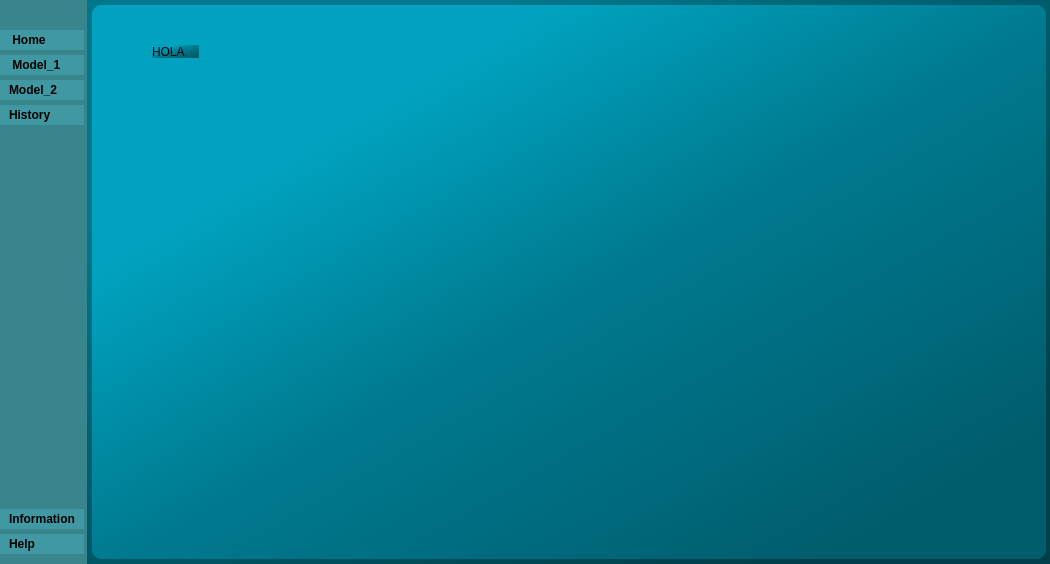
First picture: the form in Main_GUI.ui, repository AlexEspinosa98/Guide_dis, before the edit.
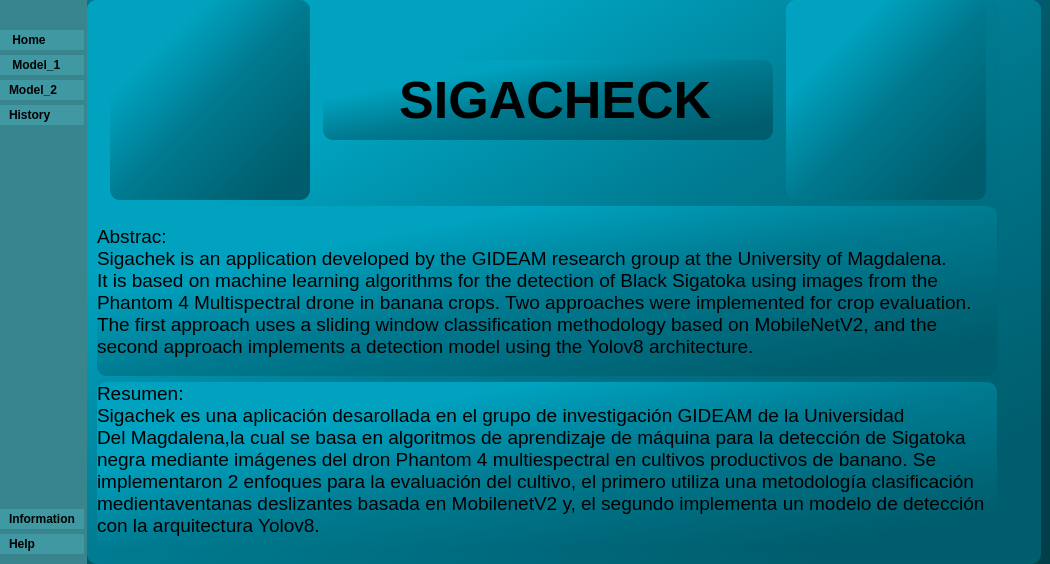
Second picture: the form after the edit. The open tabs and pages were chosen to show the change. Icons and pictures are not drawn.

The edit to the form file:
```diff
--- a/Main_GUI.ui
+++ b/Main_GUI.ui
@@ -99,7 +99,7 @@
 
 </string>
    </property>
-   <layout class="QHBoxLayout" name="horizontalLayout_2" stretch="0,0">
+   <layout class="QHBoxLayout" name="horizontalLayout_2" stretch="0,0,0">
     <property name="spacing">
      <number>0</number>
     </property>
@@ -489,33 +489,6 @@
      </widget>
     </item>
     <item>
-     <widget class="QWidget" name="body_container" native="true">
-      <property name="sizePolicy">
-       <sizepolicy hsizetype="Preferred" vsizetype="Preferred">
-        <horstretch>0</horstretch>
-        <verstretch>0</verstretch>
-       </sizepolicy>
-      </property>
-      <property name="styleSheet">
-       <string notr="true"/>
-      </property>
-      <layout class="QVBoxLayout" name="verticalLayout_7">
-       <property name="spacing">
-        <number>5</number>
-       </property>
-       <property name="leftMargin">
-        <number>5</number>
-       </property>
-       <property name="topMargin">
-        <number>5</number>
-       </property>
-       <property name="rightMargin">
-        <number>4</number>
-       </property>
-       <property name="bottomMargin">
-        <number>5</number>
-       </property>
-       <item>
         <widget class="QStackedWidget" name="pages">
          <property name="sizePolicy">
           <sizepolicy hsizetype="Preferred" vsizetype="Preferred">
@@ -586,26 +559,200 @@
             <height>554</height>
            </size>
           </property>
+       <widget class="QWidget" name="layoutWidget">
+        <property name="geometry">
+         <rect>
+          <x>10</x>
+          <y>0</y>
+          <width>902</width>
+          <height>551</height>
+         </rect>
+        </property>
+        <layout class="QVBoxLayout" name="verticalLayout_12">
+         <item>
+          <layout class="QHBoxLayout" name="horizontalLayout_10">
+           <property name="spacing">
+            <number>0</number>
+           </property>
+           <item>
+            <widget class="QLabel" name="label_5">
+             <property name="sizePolicy">
+              <sizepolicy hsizetype="Preferred" vsizetype="Maximum">
+               <horstretch>0</horstretch>
+               <verstretch>0</verstretch>
+              </sizepolicy>
+             </property>
+             <property name="minimumSize">
+              <size>
+               <width>200</width>
+               <height>200</height>
+              </size>
+             </property>
+             <property name="maximumSize">
+              <size>
+               <width>200</width>
+               <height>200</height>
+              </size>
+             </property>
+             <property name="frameShape">
+              <enum>QFrame::NoFrame</enum>
+             </property>
+             <property name="text">
+              <string/>
+             </property>
+             <property name="pixmap">
+              <pixmap resource="recursos.qrc">:/iconos/gideam-removebg-preview.png</pixmap>
+             </property>
+             <property name="scaledContents">
+              <bool>true</bool>
+             </property>
+            </widget>
+           </item>
+           <item>
           <widget class="QLabel" name="label">
-           <property name="geometry">
-            <rect>
-             <x>60</x>
-             <y>40</y>
-             <width>47</width>
-             <height>13</height>
-            </rect>
-           </property>
+             <property name="sizePolicy">
+              <sizepolicy hsizetype="Maximum" vsizetype="Maximum">
+               <horstretch>0</horstretch>
+               <verstretch>0</verstretch>
+              </sizepolicy>
+             </property>
+             <property name="minimumSize">
+              <size>
+               <width>450</width>
+               <height>80</height>
+              </size>
+             </property>
+             <property name="maximumSize">
+              <size>
+               <width>450</width>
+               <height>80</height>
+              </size>
+             </property>
+             <property name="font">
+              <font>
+               <pointsize>39</pointsize>
+               <weight>75</weight>
+               <bold>true</bold>
+              </font>
+             </property>
+             <property name="layoutDirection">
+              <enum>Qt::LeftToRight</enum>
+             </property>
+             <property name="autoFillBackground">
+              <bool>false</bool>
+             </property>
+             <property name="text">
+              <string> SIGACHECK</string>
+             </property>
+             <property name="alignment">
+              <set>Qt::AlignCenter</set>
+             </property>
+            </widget>
+           </item>
+           <item>
+            <widget class="QLabel" name="label_10">
            <property name="sizePolicy">
-            <sizepolicy hsizetype="MinimumExpanding" vsizetype="MinimumExpanding">
+              <sizepolicy hsizetype="Preferred" vsizetype="Maximum">
              <horstretch>0</horstretch>
              <verstretch>0</verstretch>
             </sizepolicy>
            </property>
+             <property name="minimumSize">
+              <size>
+               <width>200</width>
+               <height>200</height>
+              </size>
+             </property>
+             <property name="maximumSize">
+              <size>
+               <width>200</width>
+               <height>200</height>
+              </size>
+             </property>
+             <property name="frameShape">
+              <enum>QFrame::NoFrame</enum>
+             </property>
            <property name="text">
-            <string>HOLA</string>
-           </property>
-          </widget>
-         </widget>
+              <string/>
+             </property>
+             <property name="pixmap">
+              <pixmap resource="recursos.qrc">:/iconos/escudo_u.png</pixmap>
+             </property>
+             <property name="scaledContents">
+              <bool>true</bool>
+             </property>
+            </widget>
+           </item>
+          </layout>
+         </item>
+         <item>
+          <widget class="QLabel" name="label_8">
+           <property name="maximumSize">
+            <size>
+             <width>900</width>
+             <height>16777215</height>
+            </size>
+           </property>
+           <property name="font">
+            <font>
+             <pointsize>14</pointsize>
+            </font>
+           </property>
+           <property name="text">
+            <string>Abstrac: 
+Sigachek is an application developed by the GIDEAM research group at the University of Magdalena. 
+It is based on machine learning algorithms for the detection of Black Sigatoka using images from the
+Phantom 4 Multispectral drone in banana crops. Two approaches were implemented for crop evaluation. 
+The first approach uses a sliding window classification methodology based on MobileNetV2, and the 
+second approach implements a detection model using the Yolov8 architecture.</string>
+           </property>
+          </widget>
+         </item>
+         <item>
+          <widget class="QLabel" name="label_9">
+           <property name="maximumSize">
+            <size>
+             <width>900</width>
+             <height>200</height>
+            </size>
+           </property>
+           <property name="font">
+            <font>
+             <pointsize>14</pointsize>
+             <weight>50</weight>
+             <bold>false</bold>
+            </font>
+           </property>
+           <property name="autoFillBackground">
+            <bool>false</bool>
+           </property>
+           <property name="text">
+            <string notr="true">Resumen:
+Sigachek es una aplicación desarollada en el grupo de investigación GIDEAM de la Universidad 
+Del Magdalena,la cual se basa en algoritmos de aprendizaje de máquina para la detección de Sigatoka 
+negra mediante imágenes del dron Phantom 4 multiespectral en cultivos productivos de banano. Se 
+implementaron 2 enfoques para la evaluación del cultivo, el primero utiliza una metodología clasificación 
+medientaventanas deslizantes basada en MobilenetV2 y, el segundo implementa un modelo de detección 
+con la arquitectura Yolov8.  </string>
+           </property>
+           <property name="textFormat">
+            <enum>Qt::PlainText</enum>
+           </property>
+           <property name="alignment">
+            <set>Qt::AlignJustify|Qt::AlignTop</set>
+           </property>
+           <property name="wordWrap">
+            <bool>false</bool>
+           </property>
+           <property name="openExternalLinks">
+            <bool>false</bool>
+           </property>
+          </widget>
+         </item>
+        </layout>
+       </widget>
+      </widget>
+      <widget class="QWidget" name="p_help"/>
          <widget class="QWidget" name="p_model1">
           <property name="sizePolicy">
            <sizepolicy hsizetype="Preferred" vsizetype="Preferred">
@@ -2046,6 +2193,33 @@
          </widget>
         </widget>
        </item>
+    <item>
+     <widget class="QWidget" name="body_container" native="true">
+      <property name="sizePolicy">
+       <sizepolicy hsizetype="Preferred" vsizetype="Preferred">
+        <horstretch>0</horstretch>
+        <verstretch>0</verstretch>
+       </sizepolicy>
+      </property>
+      <property name="styleSheet">
+       <string notr="true"/>
+      </property>
+      <layout class="QVBoxLayout" name="verticalLayout_7">
+       <property name="spacing">
+        <number>5</number>
+       </property>
+       <property name="leftMargin">
+        <number>5</number>
+       </property>
+       <property name="topMargin">
+        <number>5</number>
+       </property>
+       <property name="rightMargin">
+        <number>4</number>
+       </property>
+       <property name="bottomMargin">
+        <number>5</number>
+       </property>
       </layout>
      </widget>
     </item>
```
Left out of the diff: 2 changed lines with no effect on the pictures. Lines whose indentation alone changed are shown as unchanged.
